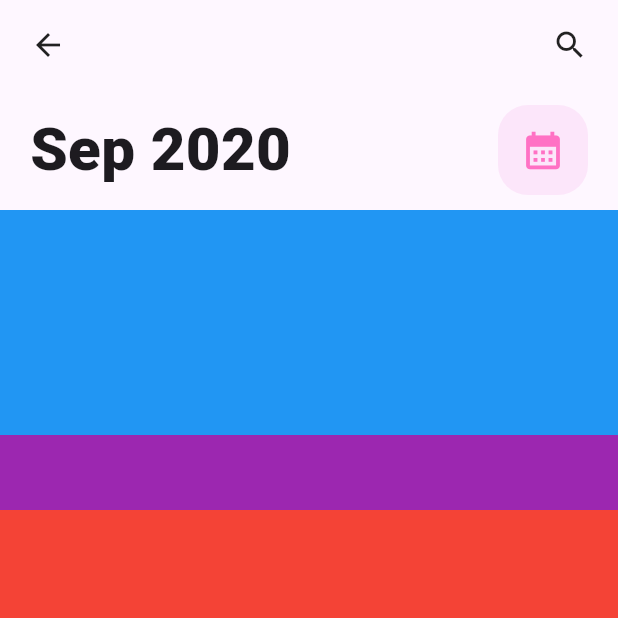
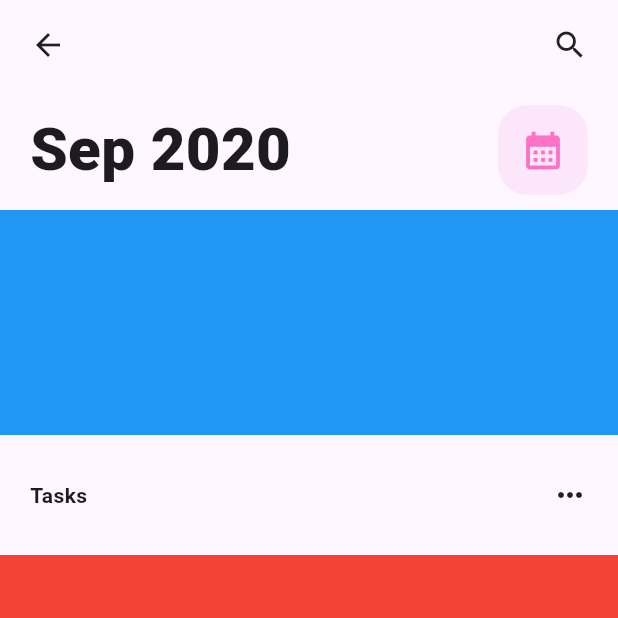
Before and after one commit to maximeroucher/formationflutter, a Flutter app: the screen it shows after launch, on a phone screen of 412 x 824 dp, the top half of it. Run offline on Flutter 3.47's test engine with Material 2 defaults, Android fonts, the phone set to English and light mode, and no system bars.

Commit message:
feat: adding task bar

```diff
--- /dev/null
+++ b/lib/task_bar.dart
@@ -0,0 +1,22 @@
+import 'package:flutter/material.dart';
+
+class TaskBar extends StatelessWidget {
+  const TaskBar({super.key});
+
+  @override
+  Widget build(BuildContext context) {
+    return const SizedBox(
+        height: 80,
+        child: Padding(
+            padding: EdgeInsets.symmetric(horizontal: 20),
+            child: Row(
+                mainAxisAlignment: MainAxisAlignment.spaceBetween,
+                children: [
+                  Text(
+                    "Tasks",
+                    style: TextStyle(fontWeight: FontWeight.bold),
+                  ),
+                  Icon(Icons.more_horiz)
+                ])));
+  }
+}
--- a/lib/tuto_page.dart
+++ b/lib/tuto_page.dart
@@ -1,4 +1,5 @@
 import 'package:flutter/material.dart';
+import 'package:formationflutter/task_bar.dart';
 import 'package:formationflutter/title_bar.dart';
 import 'package:formationflutter/top_bar.dart';
 
@@ -14,10 +15,7 @@ class TutoPage extends StatelessWidget {
         color: Colors.blue,
         height: 150,
       ),
-      Container(
-        color: Colors.purple,
-        height: 50,
-      ),
+      const TaskBar(),
       Expanded(
         child: Container(
           color: Colors.red,
```
